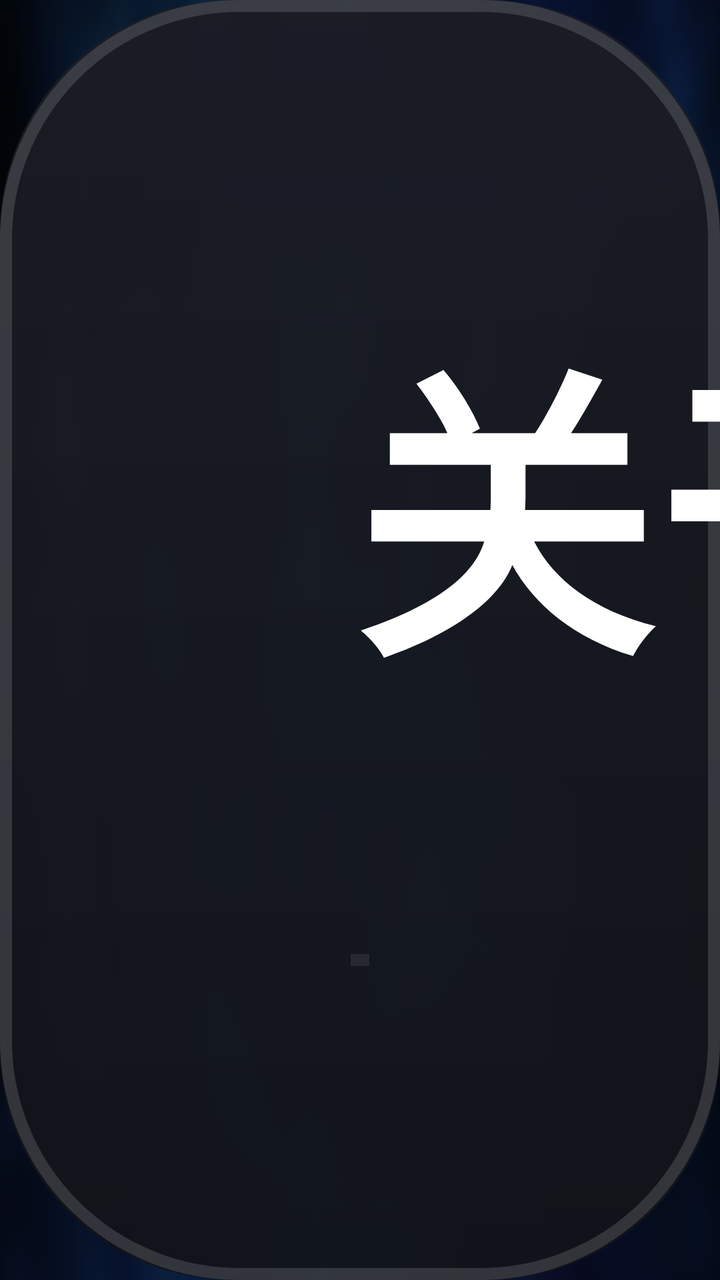
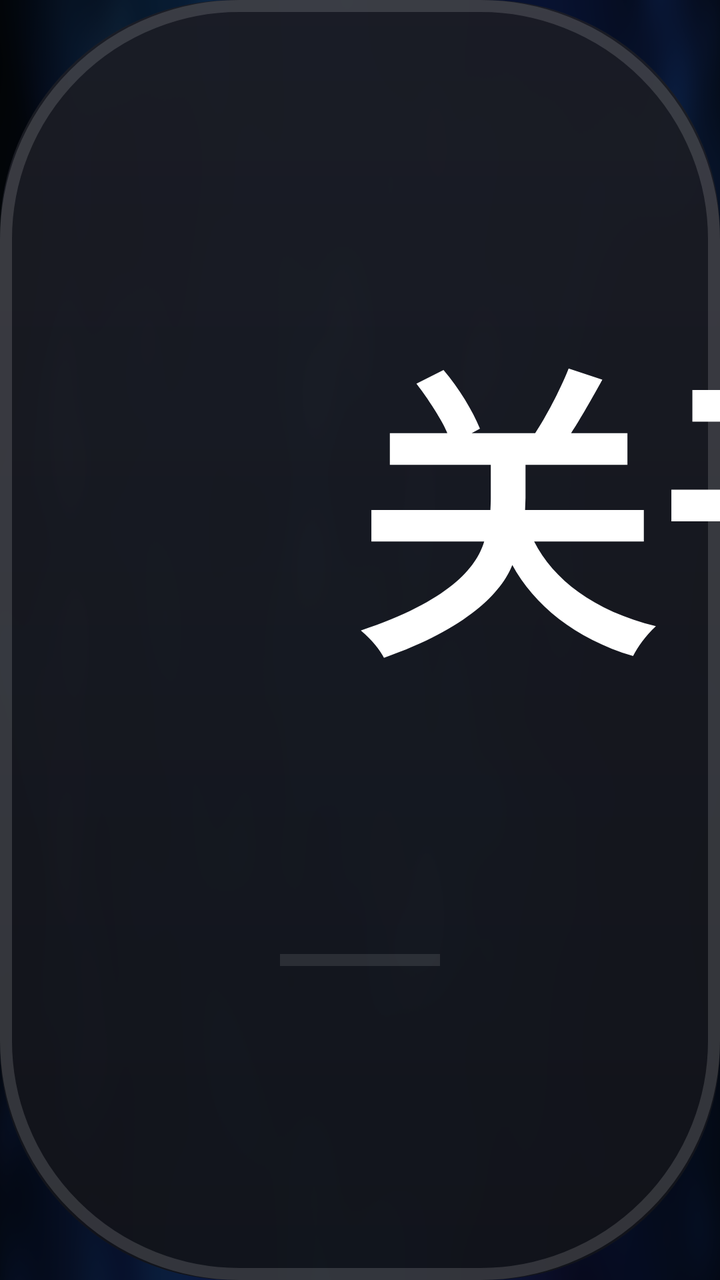

Compare the two renders of this Android layout. The source of the first and the diff that turns it into the second are given below.
<!-- AndroidManifest.xml: application theme AppTheme.NoActionBar -->
<!-- res/layout/dialog_about.xml -->
<?xml version="1.0" encoding="utf-8"?>
<LinearLayout xmlns:android="http://schemas.android.com/apk/res/android"
    android:layout_width="wrap_content"
    android:layout_height="wrap_content"
    android:layout_gravity="center"
    android:background="@drawable/shape_dialog_bg_main"
    android:orientation="vertical">

    <TextView
        android:layout_width="@dimen/vs_600"
        android:layout_height="wrap_content"
        android:paddingLeft="@dimen/vs_30"
        android:paddingTop="@dimen/vs_24"
        android:paddingRight="@dimen/vs_30"
        android:paddingBottom="@dimen/vs_20"
        android:text="关于 Z 影视"
        android:textColor="@color/color_FFFFFF"
        android:textSize="@dimen/ts_26"
        android:textStyle="bold" />

    <View
        android:layout_width="match_parent"
        android:layout_height="@dimen/vs_1"
        android:layout_marginLeft="@dimen/vs_30"
        android:layout_marginRight="@dimen/vs_30"
        android:background="#14FFFFFF" />

    <TextView
        android:id="@+id/about_tv"
        android:layout_width="@dimen/vs_600"
        android:layout_height="wrap_content"
        android:lineSpacingExtra="@dimen/ts_24"
        android:lineSpacingMultiplier="0"
        android:paddingLeft="@dimen/vs_30"
        android:paddingTop="@dimen/vs_20"
        android:paddingRight="@dimen/vs_30"
        android:paddingBottom="@dimen/vs_30"
        android:text=""
        android:textColor="@color/color_6CFFFFFF"
        android:textSize="@dimen/ts_22" />

</LinearLayout>
<!-- resources referenced by this layout -->
<resources>
  <color name="color_6CFFFFFF">#6CFFFFFF</color>
  <color name="color_FFFFFF">#ffffffff</color>
  <dimen name="ts_22">22mm</dimen>
  <dimen name="ts_24">24mm</dimen>
  <dimen name="ts_26">26mm</dimen>
  <dimen name="vs_1">1mm</dimen>
  <dimen name="vs_20">20mm</dimen>
  <dimen name="vs_24">24mm</dimen>
  <dimen name="vs_30">30mm</dimen>
  <dimen name="vs_600">600mm</dimen>
  <!-- drawable shape_dialog_bg_main (drawable) -->
  <?xml version="1.0" encoding="utf-8"?>
  <layer-list xmlns:android="http://schemas.android.com/apk/res/android">
      <item>
          <shape>
              <corners android:radius="@dimen/radius_20" />
              <gradient
                  android:angle="270"
                  android:startColor="#F21A1C24"
                  android:endColor="#F2111319" />
          </shape>
      </item>
      <item>
          <shape>
              <corners android:radius="@dimen/radius_20" />
              <stroke
                  android:width="@dimen/vs_1"
                  android:color="#24FFFFFF" />
          </shape>
      </item>
  </layer-list>
  <style name="AppTheme.NoActionBar">
          <item name="android:windowActionBar">false</item>
          <item name="android:windowNoTitle">true</item>
          <item name="windowActionBar">false</item>
          <item name="android:windowFullscreen">true</item>//全屏即无通知栏
          <item name="android:windowContentOverlay">@null</item>//是否有遮盖
          <item name="windowNoTitle">true</item>
          <item name="android:keepScreenOn">true</item>
          
          <item name="android:windowBackground">@drawable/app_bg</item>
      </style>
  <dimen name="radius_20">20mm</dimen>
  <!-- drawable app_bg: png bitmap (drawable, 198620 bytes) -->
</resources>

<!-- the commit's change to res/layout/dialog_about.xml (unified diff, before → after) -->
@@ -21,9 +21,9 @@
     <View
         android:layout_width="match_parent"
         android:layout_height="@dimen/vs_1"
-        android:layout_marginLeft="@dimen/vs_30"
-        android:layout_marginRight="@dimen/vs_30"
-        android:background="#14FFFFFF" />
+        android:layout_marginLeft="@dimen/vs_24"
+        android:layout_marginRight="@dimen/vs_24"
+        android:background="#1AFFFFFF" />
 
     <TextView
         android:id="@+id/about_tv"
